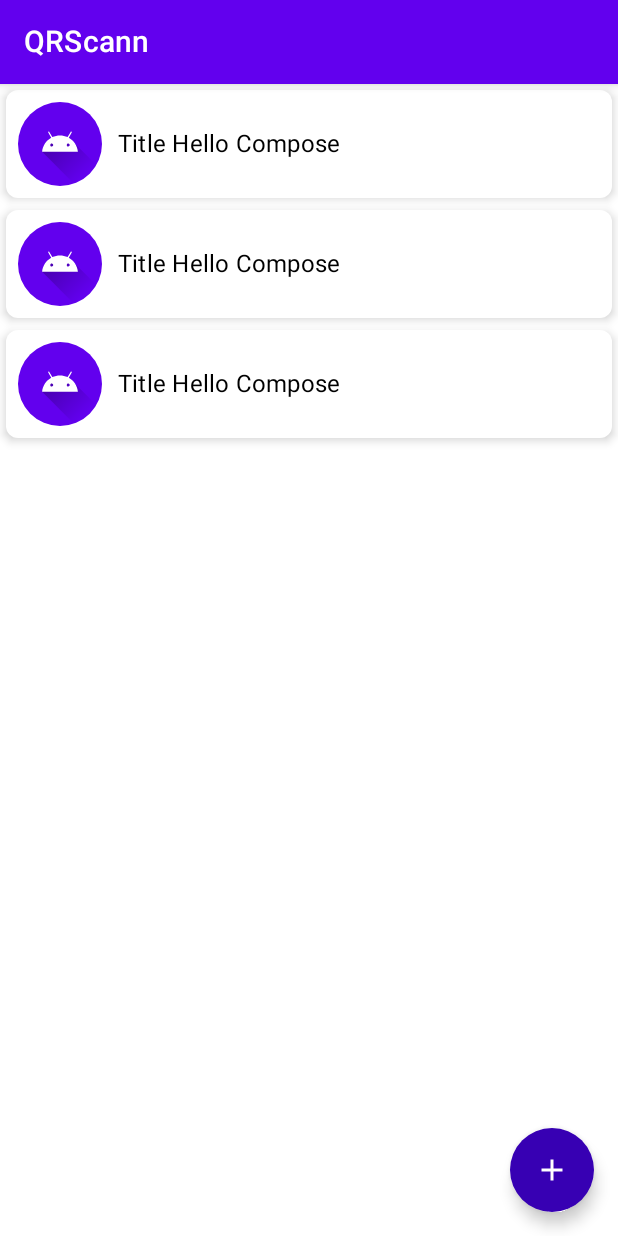
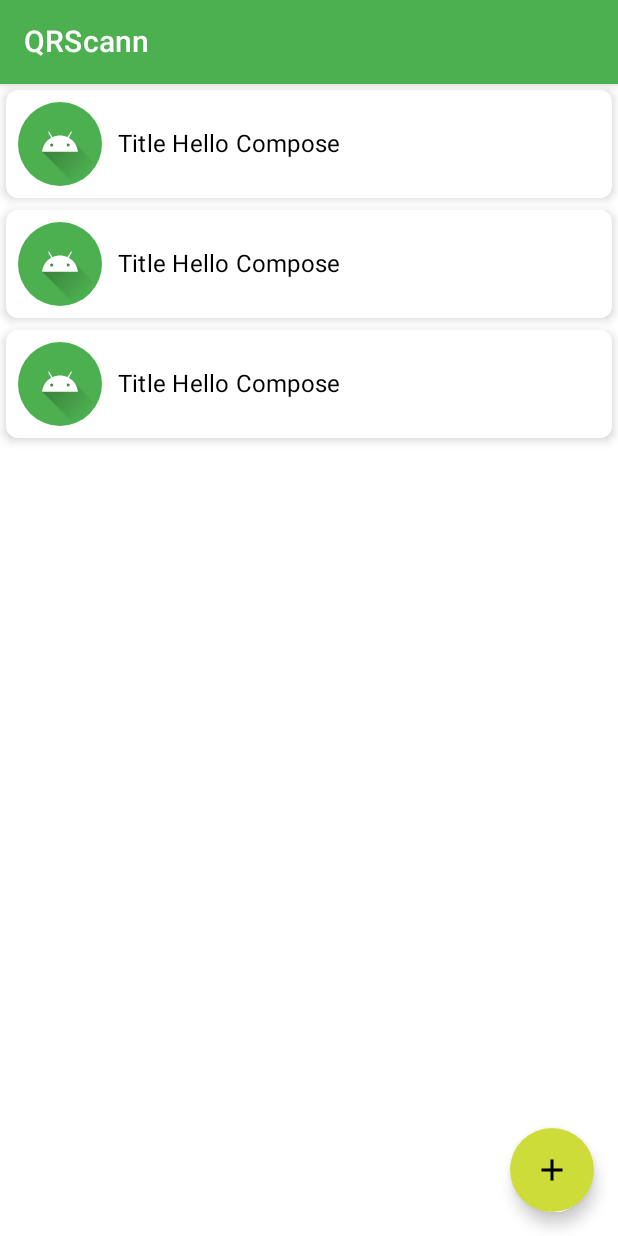
Before and after one commit to skyme32/QRScann, an Android app built with Jetpack Compose: the MainScreen screen opened through its navigation route, on a phone screen of 412 x 824 dp. Run offline under Robolectric (Android 15) with nearby library versions, the phone set to English and light mode, and no system bars.

Commit message:
Change the colors

```diff
--- a/app/src/main/java/com/skyme32/qrscann/MainActivity.kt
+++ b/app/src/main/java/com/skyme32/qrscann/MainActivity.kt
@@ -6,6 +6,7 @@ import androidx.activity.compose.setContent
 import androidx.compose.foundation.layout.fillMaxSize
 import androidx.compose.material.MaterialTheme
 import androidx.compose.material.Surface
+import androidx.compose.material.primarySurface
 import androidx.compose.ui.Modifier
 import com.skyme32.qrscann.navigation.AppNavigation
 import com.skyme32.qrscann.ui.theme.QRScannTheme
@@ -19,7 +20,7 @@ class MainActivity : ComponentActivity() {
                 // A surface container using the 'background' color from the theme
                 Surface(
                     modifier = Modifier.fillMaxSize(),
-                    color = MaterialTheme.colors.background
+                    color = MaterialTheme.colors.primary
                 ) {
                     AppNavigation()
                 }
--- a/app/src/main/java/com/skyme32/qrscann/screen/MainScreen.kt
+++ b/app/src/main/java/com/skyme32/qrscann/screen/MainScreen.kt
@@ -1,5 +1,6 @@
 package com.skyme32.qrscann.screen
 
+import android.annotation.SuppressLint
 import androidx.compose.foundation.layout.Column
 import androidx.compose.foundation.layout.Row
 import androidx.compose.foundation.layout.fillMaxWidth
@@ -23,6 +24,7 @@ fun MainScreen(navController: NavHostController) {
     navTopAppBarMain(navController)
 }
 
+@SuppressLint("UnusedMaterialScaffoldPaddingParameter")
 @Composable
 fun navTopAppBarMain(navController: NavHostController) {
     Scaffold(
@@ -40,7 +42,7 @@ fun navTopAppBarMain(navController: NavHostController) {
         floatingActionButton = {
             FloatingActionButton(
                 onClick = { navController.navigate(AppScreens.ScanScreen.route) },
-                backgroundColor = MaterialTheme.colors.primaryVariant
+                backgroundColor = MaterialTheme.colors.secondary
             ) {
                 Icon(Icons.Filled.Add, "")
             }
--- a/app/src/main/java/com/skyme32/qrscann/screen/SplashScreen.kt
+++ b/app/src/main/java/com/skyme32/qrscann/screen/SplashScreen.kt
@@ -41,7 +41,7 @@ fun SplashScreen(navController: NavHostController) {
         startAnimation = true
         delay(2500)
         navController.popBackStack()
-        navController.navigate(AppScreens.MainScreen.route)
+        navController.navigate(AppScreens.ScanScreen.route)
     }
 
     Splash(alphaAnim.value)
@@ -51,7 +51,7 @@ fun SplashScreen(navController: NavHostController) {
 fun Splash(alpha: Float) {
     Column(modifier = Modifier
         .fillMaxSize()
-        .background(MaterialTheme.colors.primaryVariant),
+        .background(MaterialTheme.colors.primary),
         verticalArrangement = Arrangement.Center,
         horizontalAlignment = Alignment.CenterHorizontally
     ) {
--- a/app/src/main/res/values/themes.xml
+++ b/app/src/main/res/values/themes.xml
@@ -2,6 +2,6 @@
 <resources>
 
     <style name="Theme.QRScann" parent="android:Theme.Material.Light.NoActionBar">
-        <item name="android:statusBarColor">@color/purple_700</item>
+        <item name="android:statusBarColor">@color/primary</item>
     </style>
 </resources>
```
Also changed, not shown: app/src/main/java/com/skyme32/qrscann/ui/theme/Color.kt (+9 -0 lines), app/src/main/java/com/skyme32/qrscann/ui/theme/Theme.kt (+17 -6 lines), app/src/main/res/values/colors.xml (+7 -0 lines).
